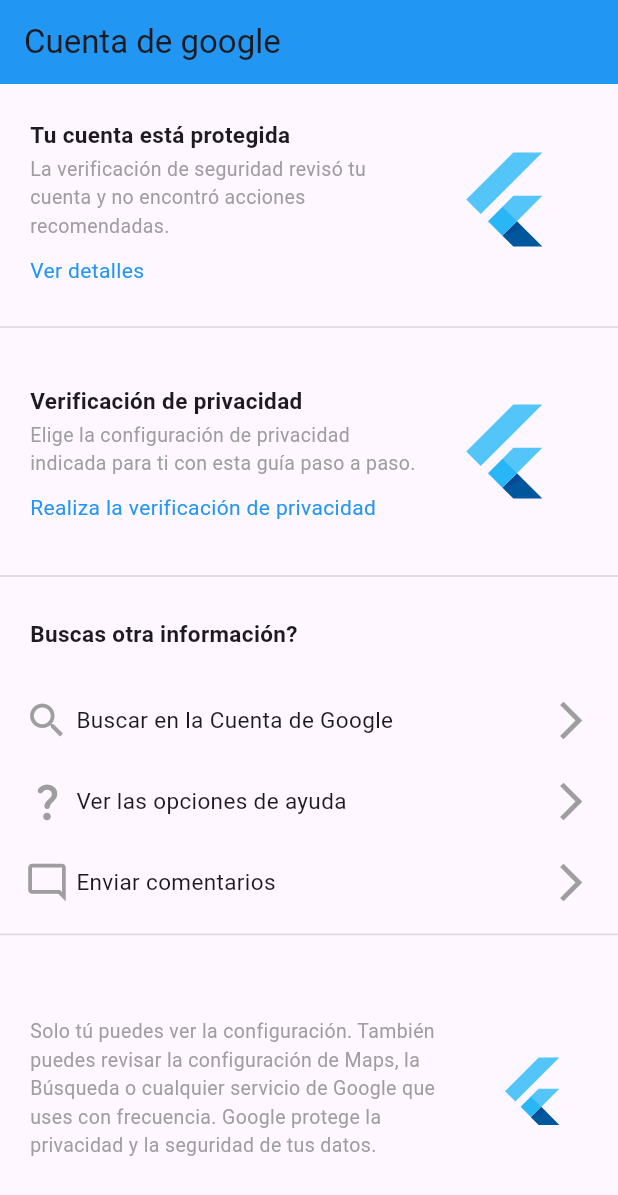
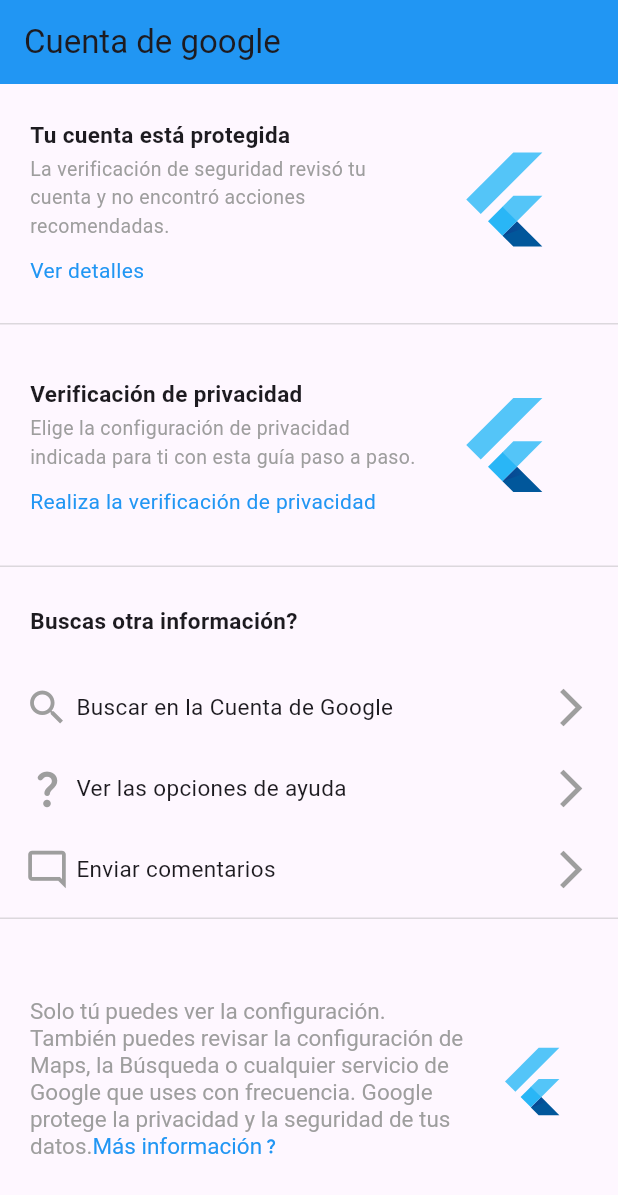
Before and after one commit to Ingenieria-en-sistemas-UNAHVS/IS513-Tarea-1.2, a Flutter app: the screen it shows after launch, on a phone screen of 412 x 824 dp. Shown: the top 1195 px of the screen. Run offline on Flutter 3.47's test engine with Material 3 defaults, Android fonts, the phone set to English and light mode, and no system bars.

Commit message:
fix: Correción de link de 'mas informacion' con icono

```diff
--- a/tarea_1_2/lib/main.dart
+++ b/tarea_1_2/lib/main.dart
@@ -20,7 +20,8 @@ class _MyAppState extends State<MyApp> {
                 thickness: 1,
               ),
             );
-    const String mensaje = 'Solo tú puedes ver la configuración. También puedes revisar la configuración de Maps, la Búsqueda o cualquier servicio de Google que uses con frecuencia. Google protege la privacidad y la seguridad de tus datos.';
+    String mensaje = 'Solo tú puedes ver la configuración. También puedes revisar la configuración de Maps, la Búsqueda o cualquier servicio de Google que uses con frecuencia. Google protege la privacidad y la seguridad de tus datos.';
+
     return  MaterialApp(
       debugShowCheckedModeBanner: false,
       home: Scaffold(
@@ -28,23 +29,23 @@ class _MyAppState extends State<MyApp> {
           backgroundColor: Colors.blue,
           title: const Text('Cuenta de google'),
         ),
-        body: const Expanded(
+        body: Expanded(
           child: Column(
               mainAxisSize: MainAxisSize.min,
               mainAxisAlignment: MainAxisAlignment.start,
               crossAxisAlignment: CrossAxisAlignment.center,
               children: [
-                Tile(title:'Tu cuenta está protegida',
+                const Tile(title:'Tu cuenta está protegida',
                 description: "La verificación de seguridad revisó tu cuenta y no encontró acciones recomendadas.",
                 linkTitle: 'Ver detalles'),
                 divider,
 
-                Tile(title: 'Verificación de privacidad',
+                const Tile(title: 'Verificación de privacidad',
                 description: 'Elige la configuración de privacidad indicada para ti con esta guía paso a paso.',
                 linkTitle: 'Realiza la verificación de privacidad',),
                 divider,
 
-                Padding(
+                const Padding(
                   padding: EdgeInsets.all(20),
                   child: Row(
                     mainAxisAlignment: MainAxisAlignment.start,
@@ -57,14 +58,14 @@ class _MyAppState extends State<MyApp> {
                   ),
                 ),
 
-                ActionRow(titleIcon: Icons.search, title: 'Buscar en la Cuenta de Google'),
-                ActionRow(titleIcon: Icons.question_mark_rounded, title: 'Ver las opciones de ayuda'),
-                ActionRow(titleIcon: Icons.mode_comment_outlined, title: 'Enviar comentarios'),
+                const ActionRow(titleIcon: Icons.search, title: 'Buscar en la Cuenta de Google'),
+                const ActionRow(titleIcon: Icons.question_mark_rounded, title: 'Ver las opciones de ayuda'),
+                const ActionRow(titleIcon: Icons.mode_comment_outlined, title: 'Enviar comentarios'),
                 divider,
 
                 //Tile(description: mensaje,),
                 Padding(
-                  padding: EdgeInsets.all(20),
+                  padding: const EdgeInsets.all(20),
                   child: Row(
                     mainAxisAlignment: MainAxisAlignment.spaceEvenly,
                     children: [
@@ -73,18 +74,24 @@ class _MyAppState extends State<MyApp> {
                         child: Column(
                           crossAxisAlignment: CrossAxisAlignment.start,
                           children: [
-                            Padding(
+                            const Padding(
                               padding: EdgeInsets.symmetric(vertical: 3),
                               child: Text("", style: TextStyle(fontWeight: FontWeight.bold, fontSize: 15),),
                             ),
-                            Text(mensaje,style: TextStyle(fontSize: 13, color: Colors.grey),),
-                            Padding(
+                            RichText(text: TextSpan(text: mensaje, style: const TextStyle(fontSize: 15, color: Colors.grey),
+                            children: const [
+                              TextSpan(text: 'Más información', style: TextStyle(color: Colors.blue),),
+                              WidgetSpan(child: Icon(Icons.question_mark_sharp, size: 12, color: Colors.blue,),alignment:PlaceholderAlignment.middle)
+                            ]
+                            ),
+                            ),
+                            const Padding(
                               padding: EdgeInsets.only(top: 10),
                               child: Text("", style: TextStyle(color: Colors.blue),),)
                           ],
                         ),
                         ),
-                      Expanded(
+                      const Expanded(
                         flex: 2,
                         child: Padding(
                           padding: EdgeInsets.symmetric(vertical: 20),
```
